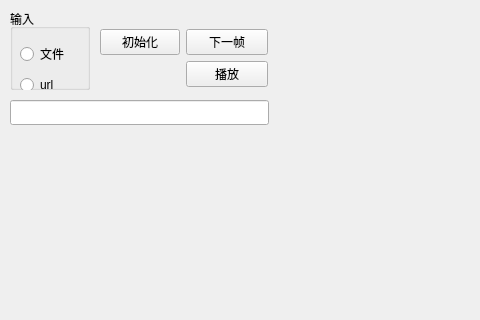
githubchry/FFmpegDemo, file mainwindow.ui: the form before one commit; both pictures show x 0 to 480 and y 0 to 320 of the 800 by 600 pixel window.
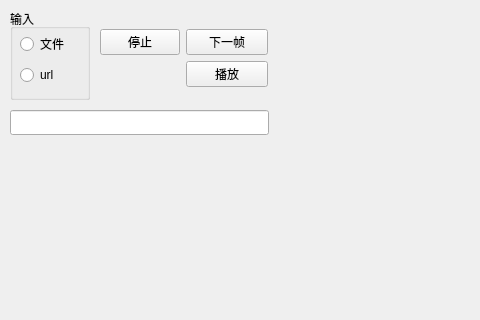
The form after the commit.

Commit message: * 完成播放速度控制和一大坨优化，勉强能用

Patch:
```diff
--- a/mainwindow.ui
+++ b/mainwindow.ui
@@ -31,7 +31,7 @@
     <property name="geometry">
      <rect>
       <x>10</x>
-      <y>100</y>
+      <y>110</y>
       <width>259</width>
       <height>25</height>
      </rect>
@@ -43,7 +43,7 @@
       <x>10</x>
       <y>9</y>
       <width>80</width>
-      <height>81</height>
+      <height>91</height>
      </rect>
     </property>
     <property name="title">
@@ -53,7 +53,7 @@
      <property name="geometry">
       <rect>
        <x>10</x>
-       <y>30</y>
+       <y>20</y>
        <width>61</width>
        <height>60</height>
       </rect>
@@ -89,7 +89,7 @@
      <item row="0" column="0">
       <widget class="QPushButton" name="pbInitFFmpeg">
        <property name="text">
-        <string>初始化</string>
+        <string>停止</string>
        </property>
       </widget>
      </item>
```
Left out of the diff: 2 changed lines with no effect on the pictures. The commit also changes 2 other files.
